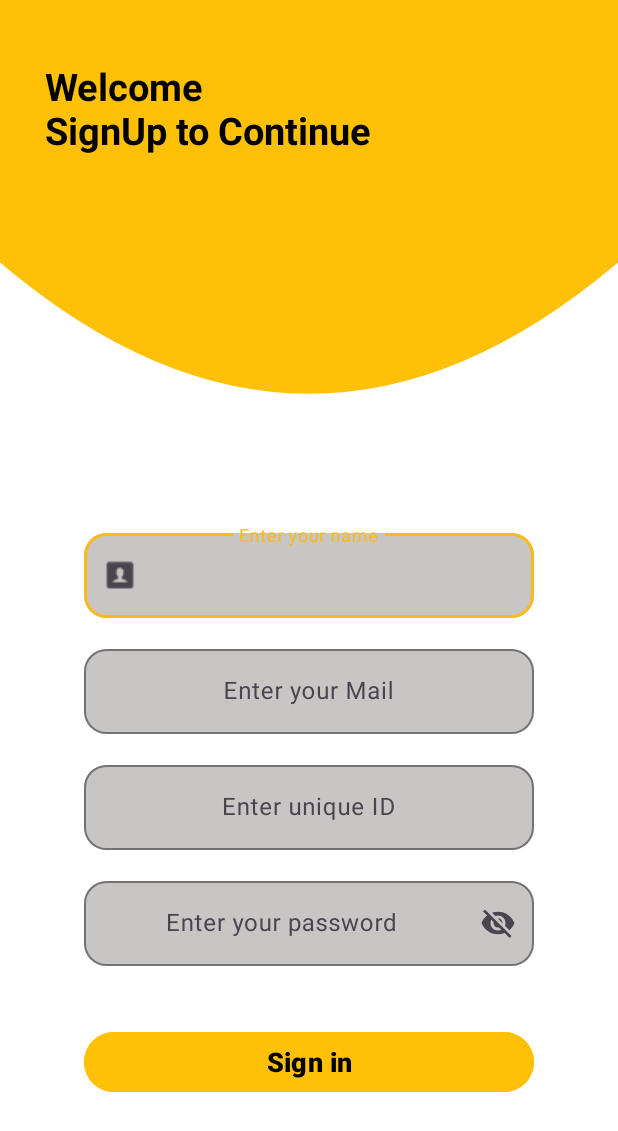
After one commit to sandeepmehra28/Android-with-Kotlin, an Android app: the SigninActivity screen opened directly, with no data from a screen before it, on a phone screen of 412 x 824 dp. The commit adds this screen. Shown: the top 1131 px of the screen. Run offline under Robolectric (Android 15) with nearby library versions, the phone set to English and light mode, and no system bars; our stand-ins replace Firebase (no records; nobody signed in at launch, a user with empty details on screens opened directly).

Commit message:
Adding new files for android with kotlin

```diff
--- a/app/build.gradle.kts
+++ b/app/build.gradle.kts
@@ -3,6 +3,7 @@
 plugins {
     alias(libs.plugins.android.application)
     alias(libs.plugins.kotlin.android)
+    alias(libs.plugins.google.gms.google.services)
 }
 
 android {
@@ -46,6 +47,7 @@ dependencies {
     implementation(libs.androidx.constraintlayout)
     implementation(libs.androidx.material3)
     implementation(libs.androidx.cardview)
+    implementation(libs.firebase.database)
     testImplementation(libs.junit)
     androidTestImplementation(libs.androidx.junit)
     androidTestImplementation(libs.androidx.espresso.core)
--- a/app/src/main/AndroidManifest.xml
+++ b/app/src/main/AndroidManifest.xml
@@ -13,6 +13,9 @@
         android:roundIcon="@mipmap/ic_launcher_round"
         android:supportsRtl="true"
         android:theme="@style/Theme.AndroidWithKotlin">
+        <activity
+            android:name=".database_signup.SigninActivity"
+            android:exported="false" />
         <activity
             android:name=".uiux.HomeUiUx"
             android:exported="false" />
--- a/app/src/main/java/com/example/android_with_kotlin/MainActivity.kt
+++ b/app/src/main/java/com/example/android_with_kotlin/MainActivity.kt
@@ -9,6 +9,7 @@ import android.widget.Toast
 import androidx.activity.enableEdgeToEdge
 import androidx.appcompat.app.AppCompatActivity
 import com.example.android_with_kotlin.R.id.btnDark
+import com.example.android_with_kotlin.database_signup.SigninActivity
 import com.example.android_with_kotlin.intents.ImplicitIntentActivity
 import com.example.android_with_kotlin.multiple_intents_class.CafeMainActivity
 import com.example.android_with_kotlin.uiux.ShowLogoActivity
@@ -26,6 +27,7 @@ class MainActivity : AppCompatActivity() {
         val btnWebView = findViewById<Button>(R.id.btnWebView)
         val mulIntents = findViewById<Button>(R.id.btnMulIntent)
         val uiux = findViewById<Button>(R.id.btnUiUx)
+        val DBBtn = findViewById<Button>(R.id.btnDataBase)
         Log.i("INFO TAG","THIS IS MY INFO TAG")
         btnRead.setOnClickListener {
             layout.setBackgroundResource(R.color.yellow)
@@ -55,5 +57,9 @@ class MainActivity : AppCompatActivity() {
             val intent = Intent(this, ShowLogoActivity::class.java)
             startActivity(intent)
         }
+        DBBtn.setOnClickListener {
+            val intent = Intent(this, SigninActivity::class.java)
+            startActivity(intent)
+        }
     }
 }
--- /dev/null
+++ b/app/src/main/java/com/example/android_with_kotlin/database_signup/SigninActivity.kt
@@ -0,0 +1,39 @@
+package com.example.android_with_kotlin.database_signup
+
+import android.os.Bundle
+import android.widget.Button
+import android.widget.EditText
+import android.widget.Toast
+import androidx.activity.enableEdgeToEdge
+import androidx.appcompat.app.AppCompatActivity
+import com.example.android_with_kotlin.R
+import com.google.android.material.textfield.TextInputEditText
+import com.google.firebase.database.DatabaseReference
+import com.google.firebase.database.FirebaseDatabase
+
+class SigninActivity : AppCompatActivity() {
+    // late init var means declare first and then assign value after
+    lateinit var database : DatabaseReference
+    override fun onCreate(savedInstanceState: Bundle?) {
+        super.onCreate(savedInstanceState)
+        enableEdgeToEdge()
+        setContentView(R.layout.activity_signin)
+       val signBtn = findViewById<Button>(R.id.Btn)
+        val etName = findViewById<TextInputEditText>(R.id.etName)
+        val etMail = findViewById<TextInputEditText>(R.id.etMail)
+        val etPass = findViewById<TextInputEditText>(R.id.etPass)
+        val etUserId = findViewById<TextInputEditText>(R.id.etUserId)
+      signBtn.setOnClickListener {
+          val name =  etName.text.toString()
+          val mail = etMail.text.toString()
+          val pass = etPass.text.toString()
+          val userId = etUserId.text.toString()
+              val user = Users(name,mail,pass,userId)
+           database = FirebaseDatabase.getInstance().getReference("Users")
+              database.child(userId).setValue(user).addOnSuccessListener {
+                  Toast.makeText(this,"User Registered",Toast.LENGTH_SHORT).show()
+              }.addOnSuccessListener {
+                  Toast.makeText(this,"Failed",Toast.LENGTH_SHORT).show() }
+      }
+    }
+}
--- /dev/null
+++ b/app/src/main/java/com/example/android_with_kotlin/database_signup/Users.kt
@@ -0,0 +1,5 @@
+package com.example.android_with_kotlin.database_signup
+
+data class Users(val name : String,val email : String,val password : String,val uniqueID : String){
+
+}
--- /dev/null
+++ b/app/src/main/res/drawable/top_curve_yellow.xml
@@ -0,0 +1,10 @@
+<?xml version="1.0" encoding="utf-8"?>
+<vector xmlns:android="http://schemas.android.com/apk/res/android"
+    android:width="400dp"
+    android:height="200dp"
+    android:viewportWidth="400"
+    android:viewportHeight="200">
+    <path
+        android:fillColor="#FFC107"
+        android:pathData="M0,0 L400,0 L400,100 Q200,200 0,100 Z" />
+</vector>
--- /dev/null
+++ b/app/src/main/res/drawable/white_gradient_bg.xml
@@ -0,0 +1,8 @@
+<?xml version="1.0" encoding="utf-8"?>
+    <shape xmlns:android="http://schemas.android.com/apk/res/android"
+        android:shape="rectangle">
+        <gradient
+            android:startColor="@color/white"
+            android:endColor="@color/white"
+            android:angle="90"/>
+    </shape>
--- a/app/src/main/res/layout/activity_main.xml
+++ b/app/src/main/res/layout/activity_main.xml
@@ -58,4 +58,11 @@
      android:text="UI/UX"
      android:layout_margin="20dp"
      />
+ <Button
+     android:id="@+id/btnDataBase"
+     android:layout_width="match_parent"
+     android:layout_height="wrap_content"
+     android:text="DataBase"
+     android:layout_margin="20dp"
+     />
 </LinearLayout>
--- /dev/null
+++ b/app/src/main/res/layout/activity_signin.xml
@@ -0,0 +1,122 @@
+<?xml version="1.0" encoding="utf-8"?>
+<LinearLayout xmlns:android="http://schemas.android.com/apk/res/android"
+    xmlns:app="http://schemas.android.com/apk/res-auto"
+    android:orientation="vertical"
+    xmlns:tools="http://schemas.android.com/tools"
+    android:id="@+id/main"
+    android:background="@color/white"
+    android:layout_width="match_parent"
+    android:layout_height="match_parent"
+    tools:context=".database_signup.SigninActivity">
+<TextView
+    android:layout_width="match_parent"
+    android:layout_height="350dp"
+    android:text="Welcome\nSignUp to Continue"
+    android:textSize="25dp"
+    android:textColor="@color/black"
+    android:paddingStart="30dp"
+    android:paddingEnd="30dp"
+    android:paddingTop="40dp"
+    android:textStyle="bold"
+    android:background="@drawable/top_curve_yellow" />
+
+    <com.google.android.material.textfield.TextInputLayout
+        app:boxStrokeColor="@color/yellow"
+        app:hintTextColor="@color/yellow"
+        android:layout_width="300dp"
+        app:boxCornerRadiusBottomEnd="15sp"
+        app:boxCornerRadiusBottomStart="15sp"
+        app:boxCornerRadiusTopStart="15sp"
+        app:boxCornerRadiusTopEnd="15sp"
+        app:boxBackgroundColor="#C8C5C5"
+        app:startIconDrawable="@drawable/edit_text_name"
+        android:layout_gravity="center"
+        android:layout_height="wrap_content">
+
+        <com.google.android.material.textfield.TextInputEditText
+            android:textColorHint="@color/yellow"
+            android:layout_width="match_parent"
+            android:gravity="center"
+            android:id="@+id/etName"
+            android:layout_height="match_parent"
+            android:hint="Enter your name" />
+    </com.google.android.material.textfield.TextInputLayout>
+    <com.google.android.material.textfield.TextInputLayout
+        app:boxStrokeColor="@color/yellow"
+        app:hintTextColor="@color/yellow"
+        android:layout_width="300dp"
+        app:boxCornerRadiusBottomEnd="15sp"
+        app:boxCornerRadiusBottomStart="15sp"
+        app:boxCornerRadiusTopStart="15sp"
+        app:boxCornerRadiusTopEnd="15sp"
+        app:boxBackgroundColor="#C8C5C5"
+        android:layout_marginTop="15sp"
+        android:layout_gravity="center"
+        android:layout_height="wrap_content">
+
+        <com.google.android.material.textfield.TextInputEditText
+            android:textColorHint="@color/yellow"
+            android:layout_width="match_parent"
+            android:gravity="center"
+            android:id="@+id/etMail"
+            android:layout_height="match_parent"
+            android:hint="Enter your Mail" />
+    </com.google.android.material.textfield.TextInputLayout>
+    <com.google.android.material.textfield.TextInputLayout
+        app:boxStrokeColor="@color/yellow"
+        app:hintTextColor="@color/yellow"
+        android:layout_width="300dp"
+        android:layout_marginTop="15sp"
+        app:boxCornerRadiusBottomEnd="15sp"
+        app:boxCornerRadiusBottomStart="15sp"
+        app:boxCornerRadiusTopStart="15sp"
+        app:boxCornerRadiusTopEnd="15sp"
+        app:boxBackgroundColor="#C8C5C5"
+        android:layout_gravity="center"
+        android:layout_height="wrap_content">
+
+        <com.google.android.material.textfield.TextInputEditText
+            android:textColorHint="@color/yellow"
+            android:layout_width="match_parent"
+            android:layout_height="match_parent"
+            android:gravity="center"
+            android:id="@+id/etUserId"
+            android:hint="Enter unique ID" />
+    </com.google.android.material.textfield.TextInputLayout>
+    <com.google.android.material.textfield.TextInputLayout
+    app:boxStrokeColor="@color/yellow"
+    app:hintTextColor="@color/yellow"
+    android:layout_width="300dp"
+        app:endIconMode="password_toggle"
+        android:layout_marginTop="15sp"
+        app:boxCornerRadiusBottomEnd="15sp"
+        app:boxCornerRadiusBottomStart="15sp"
+        app:boxCornerRadiusTopStart="15sp"
+        app:boxCornerRadiusTopEnd="15sp"
+        app:boxBackgroundColor="#C8C5C5"
+    android:layout_gravity="center"
+    android:layout_height="wrap_content">
+
+    <com.google.android.material.textfield.TextInputEditText
+        android:textColorHint="@color/yellow"
+        android:layout_width="match_parent"
+        android:gravity="center"
+        android:id="@+id/etPass"
+        android:layout_height="match_parent"
+        android:hint="Enter your password" />
+</com.google.android.material.textfield.TextInputLayout>
+
+    <Button
+        android:layout_marginTop="40dp"
+        android:text="Sign in"
+        android:textColor="@color/black"
+        android:textStyle="bold"
+        android:textSize="18sp"
+        android:id="@+id/Btn"
+        android:backgroundTint="#FFC107"
+        android:layout_gravity="center"
+        android:layout_width="300dp"
+        android:layout_height="wrap_content"
+
+        />
+</LinearLayout>
--- a/build.gradle.kts
+++ b/build.gradle.kts
@@ -2,4 +2,5 @@
 plugins {
     alias(libs.plugins.android.application) apply false
     alias(libs.plugins.kotlin.android) apply false
+    alias(libs.plugins.google.gms.google.services) apply false
 }
--- a/gradle/libs.versions.toml
+++ b/gradle/libs.versions.toml
@@ -11,6 +11,8 @@ activity = "1.11.0"
 constraintlayout = "2.2.1"
 material3 = "1.4.0"
 cardview = "1.0.0"
+googleGmsGoogleServices = "4.4.3"
+firebaseDatabase = "22.0.1"
 [libraries]
 androidx-core-ktx = { group = "androidx.core", name = "core-ktx", version.ref = "coreKtx" }
 junit = { group = "junit", name = "junit", version.ref = "junit" }
@@ -22,6 +24,8 @@ androidx-activity = { group = "androidx.activity", name = "activity", version.re
 androidx-constraintlayout = { group = "androidx.constraintlayout", name = "constraintlayout", version.ref = "constraintlayout" }
 androidx-material3 = { group = "androidx.compose.material3", name = "material3", version.ref = "material3" }
 androidx-cardview = { group = "androidx.cardview", name = "cardview", version.ref = "cardview" }
+firebase-database = { group = "com.google.firebase", name = "firebase-database", version.ref = "firebaseDatabase" }
 [plugins]
 android-application = { id = "com.android.application", version.ref = "agp" }
 kotlin-android = { id = "org.jetbrains.kotlin.android", version.ref = "kotlin" }
+google-gms-google-services = { id = "com.google.gms.google-services", version.ref = "googleGmsGoogleServices" }
```
Also changed, not shown: app/src/main/res/drawable/edit_text_name.png (added).
